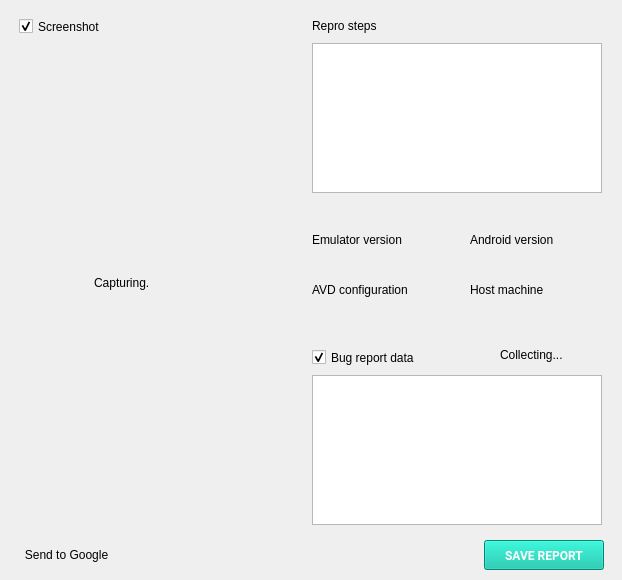
Qt form android/android-emu/android/skin/qt/extended-pages/bug-report-page.ui (aosp-mirror/platform_external_qemu) before a commit.
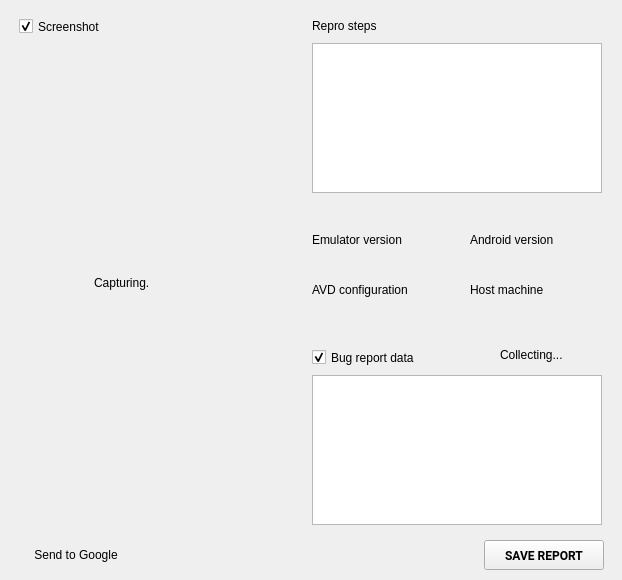
The same form after that commit. Icons and pictures are not drawn. Custom widgets are drawn as their Qt base class.

The edit to the form file:
```diff
--- a/android/android-emu/android/skin/qt/extended-pages/bug-report-page.ui
+++ b/android/android-emu/android/skin/qt/extended-pages/bug-report-page.ui
@@ -47,9 +47,6 @@
      <bold>true</bold>
     </font>
    </property>
-   <property name="styleSheet">
-    <string notr="true">background-color: #00bea4; color: #ffffff</string>
-   </property>
    <property name="text">
     <string>SAVE REPORT</string>
    </property>
@@ -250,26 +247,32 @@
     <rect>
      <x>312</x>
      <y>250</y>
-     <width>130</width>
-     <height>20</height>
+     <width>155</width>
+     <height>30</height>
     </rect>
    </property>
    <property name="text">
     <string/>
    </property>
+   <property name="wordWrap">
+    <bool>true</bool>
+   </property>
   </widget>
   <widget class="QLabel" name="bug_deviceLabel">
    <property name="geometry">
     <rect>
      <x>312</x>
      <y>300</y>
-     <width>130</width>
-     <height>20</height>
+     <width>155</width>
+     <height>40</height>
     </rect>
    </property>
    <property name="text">
     <string/>
    </property>
+   <property name="wordWrap">
+    <bool>false</bool>
+   </property>
    <property name="ColorGroup" stdset="0">
     <string>Link</string>
    </property>
@@ -279,8 +282,8 @@
     <rect>
      <x>470</x>
      <y>300</y>
-     <width>130</width>
-     <height>20</height>
+     <width>150</width>
+     <height>40</height>
     </rect>
    </property>
    <property name="text">
@@ -292,8 +295,8 @@
     <rect>
      <x>470</x>
      <y>250</y>
-     <width>130</width>
-     <height>20</height>
+     <width>150</width>
+     <height>30</height>
     </rect>
    </property>
    <property name="text">
@@ -305,7 +308,7 @@
     <rect>
      <x>312</x>
      <y>230</y>
-     <width>137</width>
+     <width>155</width>
      <height>19</height>
     </rect>
    </property>
@@ -327,7 +330,7 @@
     <rect>
      <x>470</x>
      <y>230</y>
-     <width>126</width>
+     <width>150</width>
      <height>19</height>
     </rect>
    </property>
@@ -349,7 +352,7 @@
     <rect>
      <x>470</x>
      <y>280</y>
-     <width>111</width>
+     <width>150</width>
      <height>19</height>
     </rect>
    </property>
@@ -371,7 +374,7 @@
     <rect>
      <x>312</x>
      <y>280</y>
-     <width>146</width>
+     <width>155</width>
      <height>19</height>
     </rect>
    </property>
@@ -508,7 +511,7 @@
     <rect>
      <x>16</x>
      <y>540</y>
-     <width>101</width>
+     <width>120</width>
      <height>30</height>
     </rect>
    </property>
```
Left out of the diff: 12 changed lines with no effect on the pictures.
